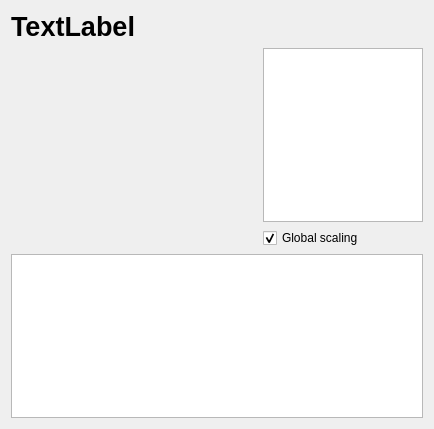
This is scenarioresult.ui in CAEMicael/KCBenchmarker as Qt 5 draws it before an edit. The edited form follows.
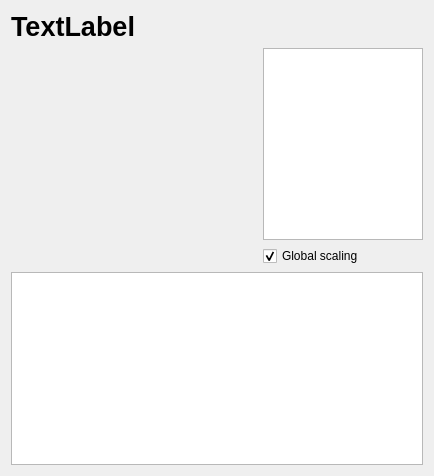
This is the edited form. Custom widgets are drawn as their Qt base class.

```diff
--- a/scenarioresult.ui
+++ b/scenarioresult.ui
@@ -7,7 +7,7 @@
     <x>0</x>
     <y>0</y>
     <width>434</width>
-    <height>429</height>
+    <height>476</height>
    </rect>
   </property>
   <property name="sizePolicy">
```
Left out of the diff: 4 changed lines with no effect on the pictures.
